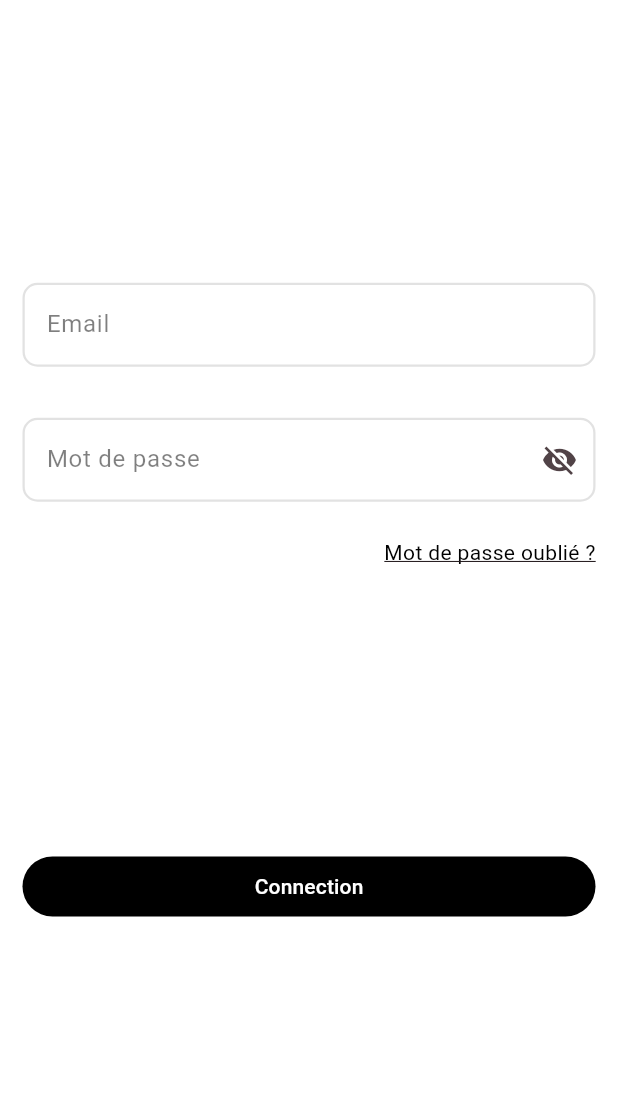
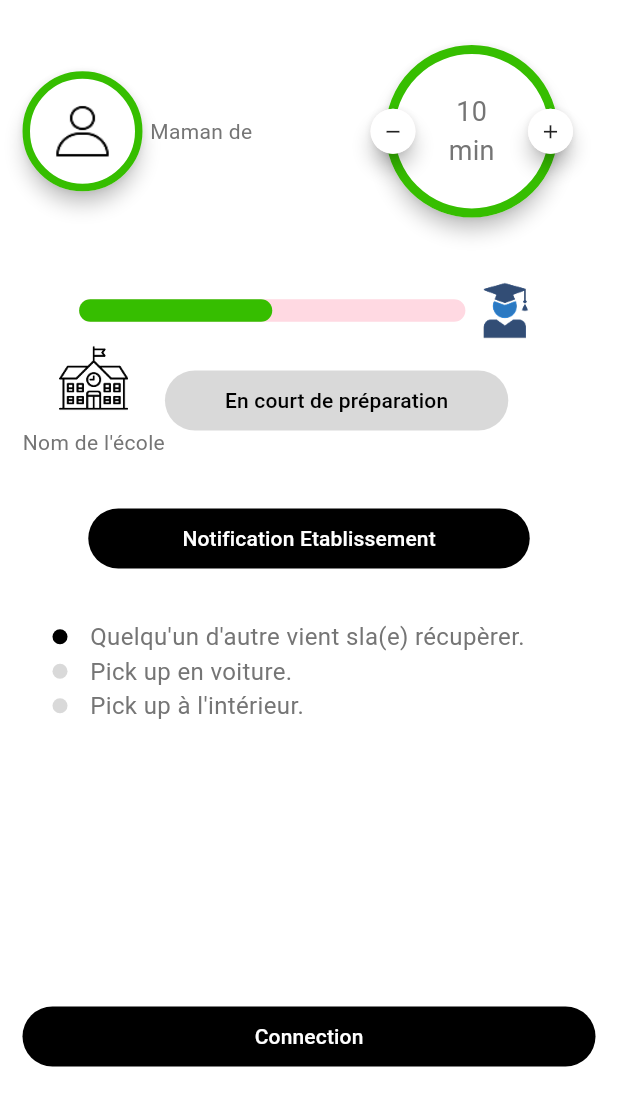
Before and after one commit to nauman-idrees/tjini-app, a Flutter app: the screen it shows after launch, on a phone screen of 412 x 824 dp, the part 141-1236 px from its top. Run offline on Flutter 3.47's test engine with Material 3 defaults, Android fonts, the phone set to English and light mode, and no system bars; our stand-ins replace cached_network_image, flutter_hooks, flutter_svg, gap.

Commit message:
UI implemented

```diff
--- a/lib/core/enum.dart
+++ b/lib/core/enum.dart
@@ -1 +1,9 @@
 enum ImageType { asset, network }
+
+enum ParentStatus { someoneElseIsComing, pickUpOnCar, pickUpInside }
+
+enum DispatcherStatus {
+  receptionCallingYou,
+  pickUpCarUnavailable,
+  additionalDelay,
+}
--- a/lib/core/extensions.dart
+++ b/lib/core/extensions.dart
@@ -1,7 +1,20 @@
-
+import 'package:tjini_app/core/enum.dart';
 
 extension StringExtension on String {
   String hardcoded() {
     return this;
   }
 }
+
+extension ParentStatusExtension on ParentStatus {
+  String title() {
+    switch (this) {
+      case ParentStatus.someoneElseIsComing:
+        return "Quelqu'un d'autre vient sla(e) récupèrer. ".hardcoded();
+      case ParentStatus.pickUpOnCar:
+        return "Pick up en voiture.".hardcoded();
+      case ParentStatus.pickUpInside:
+        return "Pick up à l'intérieur.".hardcoded();
+    }
+  }
+}
--- a/lib/main.dart
+++ b/lib/main.dart
@@ -2,6 +2,7 @@ import 'package:flutter/material.dart';
 import 'package:flutter/services.dart' show SystemChrome, SystemUiOverlayStyle;
 import 'package:tjini_app/ui/resources/app_theme.dart';
 import 'package:tjini_app/ui/screens/login_screen.dart';
+import 'package:tjini_app/ui/screens/parent_profile_screen.dart';
 
 void main() {
   SystemChrome.setSystemUIOverlayStyle(
@@ -20,7 +21,7 @@ class TjiniApp extends StatelessWidget {
       child: MaterialApp(
         theme: AppTheme.theme,
         debugShowCheckedModeBanner: false,
-        home: LoginScreen(),
+        home: ParentProfileScreen(),
       ),
     );
   }
--- /dev/null
+++ b/lib/ui/common/circle_container.dart
@@ -0,0 +1,34 @@
+import 'package:flutter/material.dart';
+
+import '../resources/app_colors.dart';
+
+class CircleContainer extends StatelessWidget {
+  const CircleContainer({
+    super.key,
+    required this.child,
+    this.color = Colors.white,
+    this.width = 100,
+    this.height = 100,
+    this.borderWidth = 5,
+  });
+
+  final Widget child;
+  final Color color;
+  final double width;
+  final double height;
+  final double borderWidth;
+
+  @override
+  Widget build(BuildContext context) {
+    return Container(
+      width: width,
+      height: height,
+      decoration: BoxDecoration(
+        color: color,
+        shape: BoxShape.circle,
+        border: Border.all(color: AppColors.green, width: borderWidth),
+      ),
+      child: child,
+    );
+  }
+}
--- /dev/null
+++ b/lib/ui/common/round_action.dart
@@ -0,0 +1,32 @@
+import 'package:flutter/material.dart';
+
+class RoundAction extends StatelessWidget {
+  const RoundAction({
+    super.key,
+    required this.icon,
+  });
+
+  final IconData icon;
+
+  @override
+  Widget build(BuildContext context) {
+    return Material(
+      elevation: 5,
+      shape: const CircleBorder(),
+      child: Container(
+        width: 30,
+        height: 30,
+        decoration: const BoxDecoration(
+          shape: BoxShape.circle,
+          color: Colors.white,
+        ),
+        child: Center(
+          child: Icon(
+            icon,
+            size: 15,
+          ),
+        ),
+      ),
+    );
+  }
+}
--- /dev/null
+++ b/lib/ui/common/selection_item.dart
@@ -0,0 +1,40 @@
+import 'package:flutter/material.dart';
+import 'package:gap/gap.dart';
+
+import '../resources/app_colors.dart';
+import 'text_widget.dart';
+
+class SelectionItem extends StatelessWidget {
+  const SelectionItem({
+    super.key,
+    required this.title,
+    required this.isSelected,
+  });
+
+  final String title;
+  final bool isSelected;
+
+  @override
+  Widget build(BuildContext context) {
+    return Row(
+      children: [
+        Container(
+          height: 10,
+          width: 10,
+          decoration: BoxDecoration(
+            shape: BoxShape.circle,
+            color: isSelected ? Colors.black : AppColors.grey,
+          ),
+        ),
+        const Gap(15),
+        Expanded(
+          child: TextWidget(
+            title: title,
+            size: 16,
+            color: AppColors.textColor,
+          ),
+        ),
+      ],
+    );
+  }
+}
--- a/lib/ui/resources/app_colors.dart
+++ b/lib/ui/resources/app_colors.dart
@@ -3,9 +3,9 @@ import 'package:flutter/material.dart';
 class AppColors {
   static Color primaryColor = const Color(0xff000000);
   static Color secondaryColor = const Color(0xff000000);
-  static Color green = Colors.green;
-  static Color grey = Colors.grey;
-  static Color textColor = const Color(0xff122620);
+  static Color green = const Color(0xff36BE00);
+  static Color grey = const Color(0xffD9D9D9);
+  static Color textColor = const Color(0xff757575);
   static Color grey200 = Colors.grey.withValues(alpha: 0.2);
   static Color grey300 = Colors.grey.withValues(alpha: 0.3);
   static Color grey700 = Colors.grey.withValues(alpha: 0.7);
--- /dev/null
+++ b/lib/ui/screens/parent_profile_screen.dart
@@ -0,0 +1,171 @@
+import 'package:flutter/material.dart';
+import 'package:gap/gap.dart';
+import 'package:tjini_app/core/extensions.dart';
+import 'package:tjini_app/ui/common/header_widget.dart';
+import 'package:tjini_app/ui/common/image_widget.dart';
+import 'package:tjini_app/ui/common/main_button.dart';
+import 'package:tjini_app/ui/common/text_widget.dart';
+import 'package:tjini_app/ui/resources/app_colors.dart';
+
+import '../../core/enum.dart';
+import '../common/circle_container.dart';
+import '../common/round_action.dart';
+import '../common/selection_item.dart';
+
+class ParentProfileScreen extends StatelessWidget {
+  const ParentProfileScreen({super.key});
+
+  @override
+  Widget build(BuildContext context) {
+    return Scaffold(
+      body: SafeArea(
+        child: Padding(
+          padding: const EdgeInsets.all(15.0),
+          child: Column(
+            children: [
+              HeaderWidget(),
+              const Gap(20),
+              Row(
+                children: [
+                  Material(
+                    elevation: 5,
+                    shape: const CircleBorder(),
+                    child: CircleContainer(
+                      width: 80,
+                      height: 80,
+                      child: Padding(
+                        padding: const EdgeInsets.all(15.0),
+                        child: ImageWidget(
+                          imageSrc: "assets/ic_person.png",
+                          type: ImageType.asset,
+                        ),
+                      ),
+                    ),
+                  ),
+                  const Gap(5),
+                  TextWidget(title: "Maman de"),
+                  Spacer(),
+                  Stack(
+                    alignment: Alignment.center,
+                    children: [
+                      Padding(
+                        padding: const EdgeInsets.symmetric(
+                          horizontal: 25,
+                          vertical: 10,
+                        ),
+                        child: Material(
+                          elevation: 5,
+                          shape: const CircleBorder(),
+                          child: CircleContainer(
+                            width: 115,
+                            height: 115,
+                            borderWidth: 6,
+                            child: Center(
+                              child: TextWidget(
+                                title: "10\nmin",
+                                size: 18,
+                                weight: FontWeight.w400,
+                                align: TextAlign.center,
+                              ),
+                            ),
+                          ),
+                        ),
+                      ),
+                      Positioned(
+                        right: 15,
+                        child: RoundAction(
+                          icon: Icons.add,
+                        ),
+                      ),
+                      Positioned(
+                        left: 15,
+                        child: RoundAction(
+                          icon: Icons.remove,
+                        ),
+                      ),
+                    ],
+                  ),
+                ],
+              ),
+              const Gap(30),
+              Row(
+                crossAxisAlignment: CrossAxisAlignment.center,
+                mainAxisAlignment: MainAxisAlignment.center,
+                children: [
+                  SizedBox(
+                    width: MediaQuery.sizeOf(context).width / 1.6,
+                    child: LinearProgressIndicator(
+                      value: 0.5,
+                      color: AppColors.green,
+                      minHeight: 15,
+                      borderRadius: BorderRadius.circular(10),
+                    ),
+                  ),
+                  const Gap(5),
+                  ImageWidget(
+                    imageSrc: "assets/ic_scholar.png",
+                    type: ImageType.asset,
+                  ),
+                ],
+              ),
+              Row(
+                children: [
+                  Column(
+                    children: [
+                      ImageWidget(
+                        imageSrc: "assets/ic_school.png",
+                        type: ImageType.asset,
+                      ),
+                      const Gap(10),
+                      TextWidget(title: "Nom de l'école"),
+                    ],
+                  ),
+                  SizedBox(
+                    width: MediaQuery.sizeOf(context).width / 1.8,
+                    child: MainButton(
+                      title: 'En court de préparation'.hardcoded(),
+                      onPressed: () {},
+                      textColor: Colors.black,
+                      buttonColor: AppColors.grey,
+                    ),
+                  ),
+                ],
+              ),
+              const Gap(30),
+              SizedBox(
+                width: MediaQuery.sizeOf(context).width / 1.4,
+                child: MainButton(
+                  title: 'Notification Etablissement'.hardcoded(),
+                  onPressed: () {},
+                  textColor: Colors.white,
+                  buttonColor: AppColors.primaryColor,
+                ),
+              ),
+              const Gap(30),
+              Column(
+                children: [
+                  ...ParentStatus.values.map((status) {
+                    return Padding(
+                      padding: const EdgeInsets.only(left: 20),
+                      child: SelectionItem(
+                        title: status.title(),
+                        isSelected: status == ParentStatus.someoneElseIsComing,
+                      ),
+                    );
+                  }),
+                ],
+              ),
+              const Spacer(),
+              MainButton(
+                title: 'Connection'.hardcoded(),
+                onPressed: () {},
+                textColor: Colors.white,
+                buttonColor: AppColors.primaryColor,
+              ),
+            ],
+          ),
+        ),
+      ),
+    );
+  }
+}
```
Also changed, not shown: assets/2x/ic_person.png (added), assets/2x/ic_scholar.png (added), assets/2x/ic_school.png (added), assets/3x/ic_person.png (added), assets/3x/ic_scholar.png (added), assets/3x/ic_school.png (added), assets/ic_person.png (added), assets/ic_scholar.png (added), assets/ic_school.png (added).
